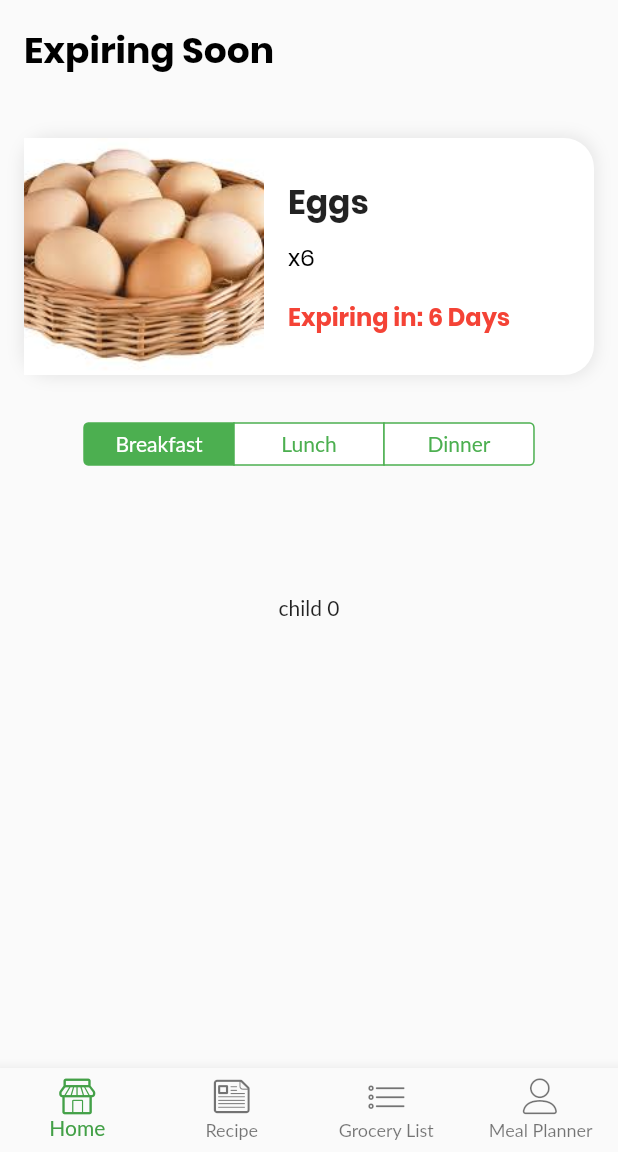
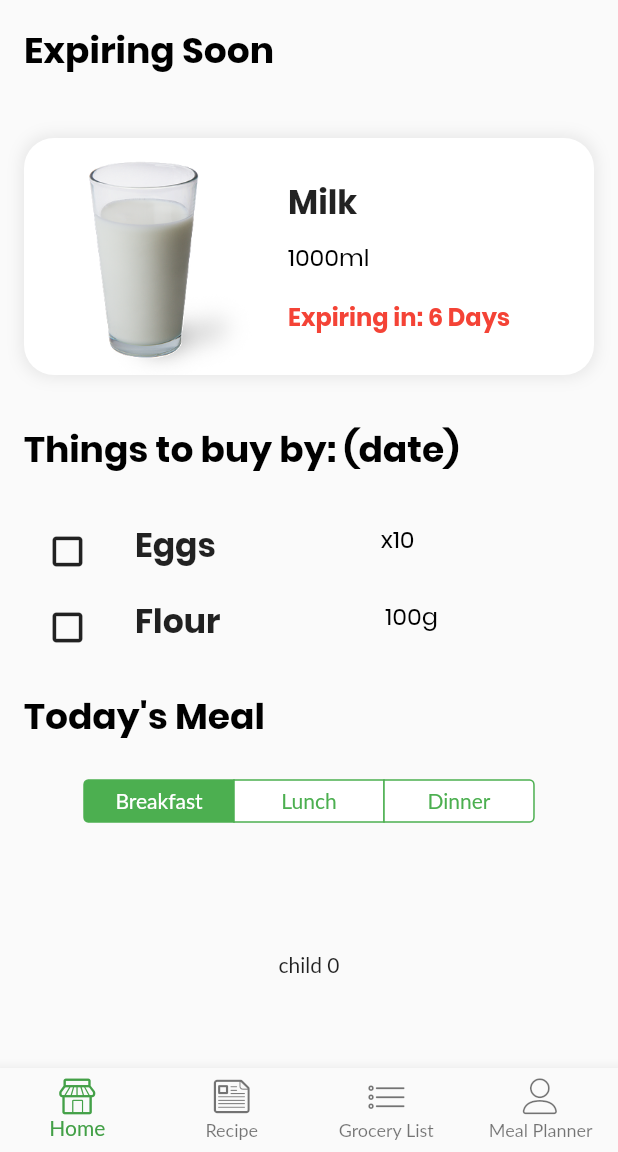
Before and after one commit to blankshiro/CS206-Procery, a Flutter app: the screen it shows after launch, on a phone screen of 412 x 824 dp, the part 84-1236 px from its top. Run offline on Flutter 3.47's test engine with Material 2 defaults, Android fonts, the phone set to English and light mode, and no system bars; our stand-ins replace auto_route, google_fonts, hive, page_transition, table_calendar; accounts and stored records are empty; generated files the repository leaves out were written again; Roboto replaces fonts that are missing (Lato).

Commit message:
dashboard implementing gl

```diff
--- a/lib/src/screens/dashboard/DashboardExplore.dart
+++ b/lib/src/screens/dashboard/DashboardExplore.dart
@@ -12,8 +12,10 @@ import '../../shared/Product.dart';
 import '../../shared/partials.dart';
 
 import './DashboardConstants.dart';
-import './InventoryDetail.dart';
+
 import './InventoryData.dart';
+import './GroceryData.dart';
+import './MealData.dart';
 
 import '../recipe/RecipeData.dart';
 import '../recipe/RecipeExplore.dart';
@@ -123,6 +125,40 @@ class _DashboardExploreState extends State<DashboardExplore> {
             SizedBox(
               height: 16,
             ),
+            Padding(
+              padding: EdgeInsets.symmetric(horizontal: 16),
+              child: Row(
+                children: [
+                  buildTextTitleVariation1("Things to buy by: (date)"),
+                  SizedBox(
+                    width: 8,
+                  ),
+                ],
+              ),
+            ),
+
+            Column(
+              // height: 190,
+              // child: PageView(
+                // physics: BouncingScrollPhysics(),
+                children: buildGroceries(),
+              // ),
+            ),
+            SizedBox(
+              height: 16,
+            ),
+
+            Padding(
+              padding: EdgeInsets.symmetric(horizontal: 16),
+              child: Row(
+                children: [
+                  buildTextTitleVariation1("Today's Meal"),
+                  SizedBox(
+                    width: 8,
+                  ),
+                ],
+              ),
+            ),
             // Words
             Padding(
               padding: EdgeInsets.symmetric(horizontal: 16),
@@ -163,12 +199,16 @@ class _DashboardExploreState extends State<DashboardExplore> {
     );
   }
 
-  void _onItemTapped(int index) {
-    setState(() {
-      _selectedIndex = index;
-      log('index: $_selectedIndex');
-    });
-  }
+  // void _onItemTapped(int index) {
+  //   setState(() {
+  //     _selectedIndex = index;
+  //     log('index: $_selectedIndex');
+  //   });
+  // }
+
+  /////////////////////////////////////
+  /// EXPIRING PART
+  ////////////////////////////////////
 
   List<Widget> buildExpirings() {
     List<Widget> expiringList = [];
@@ -218,59 +258,157 @@ class _DashboardExploreState extends State<DashboardExplore> {
       ),
     );
   }
+
+  /////////////////////////////////////
+  /// GROCERY PART
+  ////////////////////////////////////
+
+  List<Widget> buildGroceries() {
+    List<Widget> groceryList = [];
+    for (var i = 0; i < getGrocery().length; i++) {
+      groceryList.add(buildGrocery(getGrocery()[i]));
+    }
+    return groceryList;
+  }
+
+  Widget buildGrocery(Grocery grocery) {
+    return GestureDetector(
+        onTap: () {
+          color: Colors.red;
+        },
+      child: Container (
+        // padding: EdgeInsets.all(10),
+        child: Row(
+          children: [
+            Container(
+              padding: EdgeInsets.fromLTRB(30, 5, 20, 5),
+              // color: Colors.red[50],
+              child: Icon(
+                Icons.crop_square,
+                size: 30,
+              ),
+            ),
+            Container(
+              padding: EdgeInsets.fromLTRB(10, 5, 100, 5),
+              color: Colors.grey[50],
+              child: buildRecipeTitle(grocery.title),
+              ),
+            Container(
+              padding: EdgeInsets.fromLTRB(10, 5, 37, 5),
+              color: Colors.grey[50],
+              child: buildRecipeSubTitle(grocery.description)
+            ),
+          ],
+        ),
+      ),
+    );
+  }
+
+  /////////////////////////////////////
+  /// MEAL PART
+  ////////////////////////////////////
+
+  List<Widget> buildMeals() {
+    List<Widget> mealList = [];
+    for (var i = 0; i < getMeal().length; i++) {
+      mealList.add(buildMeal(getMeal()[i]));
+    }
+    return mealList;
+  }
+
+  Widget buildMeal(Meal meal) {
+    return Container(
+      margin: EdgeInsets.all(16),
+      decoration: BoxDecoration(
+        color: Colors.white,
+        borderRadius: BorderRadius.all(
+          Radius.circular(20),
+        ),
+        boxShadow: [kBoxShadow],
+      ),
+      child: Row(
+        children: [
+          Container(
+            height: 160,
+            width: 160,
+            decoration: BoxDecoration(
+              image: DecorationImage(
+                image: AssetImage(meal.image),
+                fit: BoxFit.fitHeight,
+              ),
+            ),
+          ),
+          Expanded(
+            child: Padding(
+              padding: EdgeInsets.symmetric(horizontal: 16),
+              child: Column(
+                crossAxisAlignment: CrossAxisAlignment.start,
+                mainAxisAlignment: MainAxisAlignment.center,
+                children: [
+                  buildRecipeTitle(meal.title),
+                  // buildRecipeSubTitle(inv.description),
+                  // buildExpiryDays("Expiring in: " + inv.expiry.toString() + " Days"),
+                ],
+              ),
+            ),
+          ),
+        ],
+      ),
+    );
+  }
 }
-
-Widget storeTab(BuildContext context) {
-  List<Product> foods = [
-    Product(
-        name: "Hamburger",
-        image: "images/3.png",
-        price: "\$25.00",
-        userLiked: true,
-        discount: 10),
-    Product(
-        name: "Pasta",
-        image: "images/5.png",
-        price: "\$150.00",
-        userLiked: false,
-        discount: 7.8),
-    Product(
-      name: "Akara",
-      image: 'images/2.png',
-      price: '\$10.99',
-      userLiked: false,
-    ),
-    Product(
-        name: "Strawberry",
-        image: "images/1.png",
-        price: '\$50.00',
-        userLiked: true,
-        discount: 14)
-  ];
-
-  List<Product> drinks = [
-    Product(
-        name: "Coca-Cola",
-        image: "images/6.png",
-        price: "\$45.12",
-        userLiked: true,
-        discount: 2),
-    Product(
-        name: "Lemonade",
-        image: "images/7.png",
-        price: "\$28.00",
-        userLiked: false,
-        discount: 5.2),
-    Product(
-        name: "Vodka",
-        image: "images/8.png",
-        price: "\$78.99",
-        userLiked: false),
-    Product(
-        name: "Tequila",
-        image: "images/9.png",
-        price: "\$168.99",
-        userLiked: true,
-        discount: 3.4)
-  ];
-}
+//
+// Widget storeTab(BuildContext context) {
+//   List<Product> foods = [
+//     Product(
+//         name: "Hamburger",
+//         image: "images/3.png",
+//         price: "\$25.00",
+//         userLiked: true,
+//         discount: 10),
+//     Product(
+//         name: "Pasta",
+//         image: "images/5.png",
+//         price: "\$150.00",
+//         userLiked: false,
+//         discount: 7.8),
+//     Product(
+//       name: "Akara",
+//       image: 'images/2.png',
+//       price: '\$10.99',
+//       userLiked: false,
+//     ),
+//     Product(
+//         name: "Strawberry",
+//         image: "images/1.png",
+//         price: '\$50.00',
+//         userLiked: true,
+//         discount: 14)
+//   ];
+//
+//   List<Product> drinks = [
+//     Product(
+//         name: "Coca-Cola",
+//         image: "images/6.png",
+//         price: "\$45.12",
+//         userLiked: true,
+//         discount: 2),
+//     Product(
+//         name: "Lemonade",
+//         image: "images/7.png",
+//         price: "\$28.00",
+//         userLiked: false,
+//         discount: 5.2),
+//     Product(
+//         name: "Vodka",
+//         image: "images/8.png",
+//         price: "\$78.99",
+//         userLiked: false),
+//     Product(
+//         name: "Tequila",
+//         image: "images/9.png",
+//         price: "\$168.99",
+//         userLiked: true,
+//         discount: 3.4)
+//   ];
+// }
--- /dev/null
+++ b/lib/src/screens/dashboard/GroceryData.dart
@@ -0,0 +1,14 @@
+class Grocery {
+  String title;
+  String description;
+  String image;
+
+  Grocery(this.title, this.description, this.image);
+}
+
+List<Grocery> getGrocery() {
+  return <Grocery>[
+    Grocery("Eggs", "x10", "assets/images/eggs.png"),
+    Grocery("Flour", "100g", "assets/images/flour.png")
+  ];
+}
--- a/lib/src/screens/dashboard/InventoryData.dart
+++ b/lib/src/screens/dashboard/InventoryData.dart
@@ -9,8 +9,7 @@ class Inventory {
 
 List<Inventory> getExpiring() {
   return <Inventory>[
-    Inventory("Eggs", "x6", "assets/images/eggs.png", 6),
-    Inventory("Eggs", "x6", "assets/images/eggs.png", 6),
-    // Dashboard("Cake 2", "So good", "assets/images/cake_2.png")
+    Inventory("Milk", "1000ml", "assets/images/milk.png", 6),
+    // Inventory("Eggs", "x6", "assets/images/eggs.png", 6),
   ];
 }
--- /dev/null
+++ b/lib/src/screens/dashboard/MealData.dart
@@ -0,0 +1,14 @@
+class Meal {
+  String title;
+  String description;
+  String image;
+
+  Meal(this.title, this.image);
+}
+
+List<Meal> getMeal() {
+  return <Meal>[
+    Meal("cake1", "assets/images/cake1.png"),
+    Meal("cake2", "assets/images/cake2.png")
+  ];
+}
```
Also changed, not shown: assets/images/milk.png (added), 2 other files.
